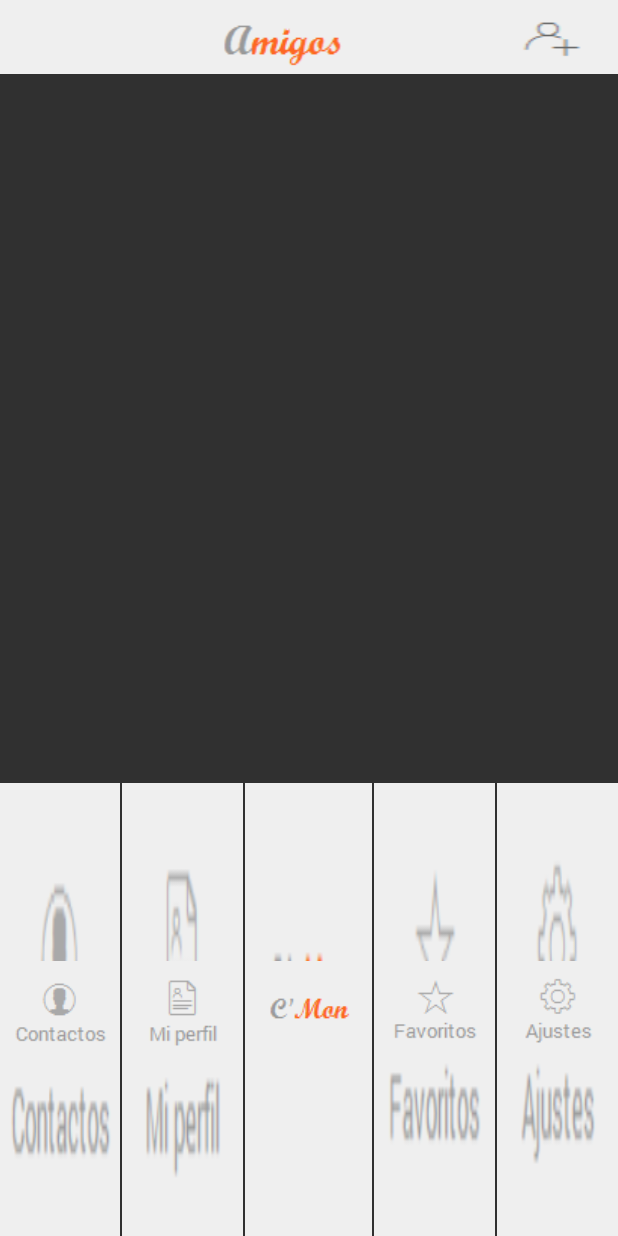
After one commit to rafaeling/cmon, an Android app: the Contactos screen opened directly, with no data from a screen before it, on a phone screen of 412 x 824 dp. The commit adds this screen. Run offline under Robolectric (Android 15) with nearby library versions, the phone set to English and light mode, and no system bars.

Commit message:
Cambios en contactos

```diff
--- a/app/src/main/AndroidManifest.xml
+++ b/app/src/main/AndroidManifest.xml
@@ -15,7 +15,8 @@
                 <category android:name="android.intent.category.LAUNCHER" />
             </intent-filter>
         </activity>
-        <activity android:name=".MainActivity"></activity>
+        <activity android:name=".MainActivity" />
+        <activity android:name=".Contactos"></activity>
     </application>
 
 </manifest>
--- /dev/null
+++ b/app/src/main/java/com/example/rafae/cmon/Contactos.java
@@ -0,0 +1,14 @@
+package com.example.rafae.cmon;
+
+import android.support.v7.app.AppCompatActivity;
+import android.os.Bundle;
+
+public class Contactos extends AppCompatActivity {
+
+    @Override
+    protected void onCreate(Bundle savedInstanceState) {
+        super.onCreate(savedInstanceState);
+        setContentView(R.layout.activity_contactos);
+
+    }
+}
--- /dev/null
+++ b/app/src/main/res/layout/activity_contactos.xml
@@ -0,0 +1,139 @@
+<?xml version="1.0" encoding="utf-8"?>
+<RelativeLayout xmlns:android="http://schemas.android.com/apk/res/android"
+    android:layout_width="fill_parent"
+    android:layout_height="fill_parent"
+    android:orientation="vertical">
+
+
+    <LinearLayout
+        android:orientation="vertical"
+        android:layout_width="fill_parent"
+        android:layout_height="fill_parent"
+        android:layout_centerVertical="true"
+        android:layout_centerHorizontal="true">
+
+        <LinearLayout
+            android:orientation="vertical"
+            android:layout_width="match_parent"
+            android:layout_height="wrap_content"
+            android:layout_weight="0">
+
+            <LinearLayout
+                android:orientation="horizontal"
+                android:layout_width="fill_parent"
+                android:layout_height="fill_parent">
+
+                <ImageView
+                    android:layout_width="fill_parent"
+                    android:layout_height="fill_parent"
+                    android:id="@+id/imageView"
+                    android:layout_weight="1"
+                    android:background="@drawable/action_bar_contactos" />
+
+                <ImageButton
+                    android:layout_width="fill_parent"
+                    android:layout_height="fill_parent"
+                    android:id="@+id/imageButton6"
+                    android:layout_weight="3.3"
+                    android:background="@drawable/action_bar_contactos_boton" />
+
+            </LinearLayout>
+        </LinearLayout>
+
+        <LinearLayout
+            android:orientation="vertical"
+            android:layout_width="match_parent"
+            android:layout_height="wrap_content"
+            android:layout_weight="1">
+
+            <LinearLayout
+                android:orientation="horizontal"
+                android:layout_width="fill_parent"
+                android:layout_height="fill_parent">
+
+            </LinearLayout>
+
+        </LinearLayout>
+
+
+        <LinearLayout
+            android:orientation="vertical"
+            android:layout_width="match_parent"
+            android:layout_height="wrap_content"
+            android:layout_weight="1">
+
+            <LinearLayout
+                android:orientation="horizontal"
+                android:layout_width="fill_parent"
+                android:layout_height="fill_parent">
+
+            </LinearLayout>
+
+        </LinearLayout>
+
+        <LinearLayout
+            android:orientation="vertical"
+            android:layout_width="match_parent"
+            android:layout_height="wrap_content"
+            android:layout_weight="1">
+
+            <LinearLayout
+                android:orientation="horizontal"
+                android:layout_width="fill_parent"
+                android:layout_height="fill_parent"
+                android:layout_weight="6">
+
+                <ImageButton
+                    android:layout_width="wrap_content"
+                    android:layout_height="fill_parent"
+                    android:id="@+id/imageButton"
+                    android:src="@drawable/contactos_boton"
+                    android:background="@drawable/contactos_boton"
+                    android:layout_weight="1"
+                    android:onClick="Contactos"
+                    />
+
+                <ImageButton
+                    android:layout_width="wrap_content"
+                    android:layout_height="fill_parent"
+                    android:id="@+id/imageButton2"
+                    android:src="@drawable/mi_perfil_boton"
+                    android:background="@drawable/mi_perfil_boton"
+                    android:layout_weight="1"
+                    android:layout_marginLeft="1dp" />
+
+                <ImageButton
+                    android:layout_width="wrap_content"
+                    android:layout_height="fill_parent"
+                    android:id="@+id/imageButton3"
+                    android:src="@drawable/cmon_boton"
+                    android:background="@drawable/cmon_boton"
+                    android:layout_weight="1"
+                    android:layout_marginLeft="1dp" />
+
+                <ImageButton
+                    android:layout_width="wrap_content"
+                    android:layout_height="fill_parent"
+                    android:id="@+id/imageButton4"
+                    android:src="@drawable/favoritos_boton"
+                    android:background="@drawable/favoritos_boton"
+                    android:layout_weight="1"
+                    android:layout_marginLeft="1dp"
+                    android:layout_marginRight="1dp" />
+
+                <ImageButton
+                    android:layout_width="wrap_content"
+                    android:layout_height="fill_parent"
+                    android:id="@+id/imageButton5"
+                    android:src="@drawable/ajustes_boton"
+                    android:background="@drawable/ajustes_boton"
+                    android:layout_weight="1" />
+
+            </LinearLayout>
+
+        </LinearLayout>
+
+
+
+    </LinearLayout>
+</RelativeLayout>
--- a/app/src/main/res/layout/activity_main.xml
+++ b/app/src/main/res/layout/activity_main.xml
@@ -34,7 +34,10 @@
                 android:id="@+id/imageButton"
                 android:src="@drawable/contactos_boton"
                 android:background="@drawable/contactos_boton"
-                android:layout_weight="1" />
+                android:layout_weight="1"
+                android:onClick="Contactos"
+                />
+
             <ImageButton
                 android:layout_width="wrap_content"
                 android:layout_height="fill_parent"
```
Also changed, not shown: app/src/main/java/com/example/rafae/cmon/MainActivity.java (+8 -0 lines), app/src/main/res/drawable/gradient_bg.xml (added, +10 -0 lines), app/src/main/res/drawable/gradient_bg_hover.xml (added, +10 -0 lines), app/src/main/res/drawable/image_bg.xml (added, +10 -0 lines), app/src/main/res/drawable/list_selector.xml (added, +13 -0 lines), app/src/main/res/layout/list_contact.xml (added, +91 -0 lines), app/src/main/res/drawable/action_bar_contactos.png (added), app/src/main/res/drawable/action_bar_contactos_boton.png (added), app/src/main/res/drawable/arrow.png (added), app/src/main/res/drawable/circulo.png (added), app/src/main/res/drawable/search_contactos.png (added).
